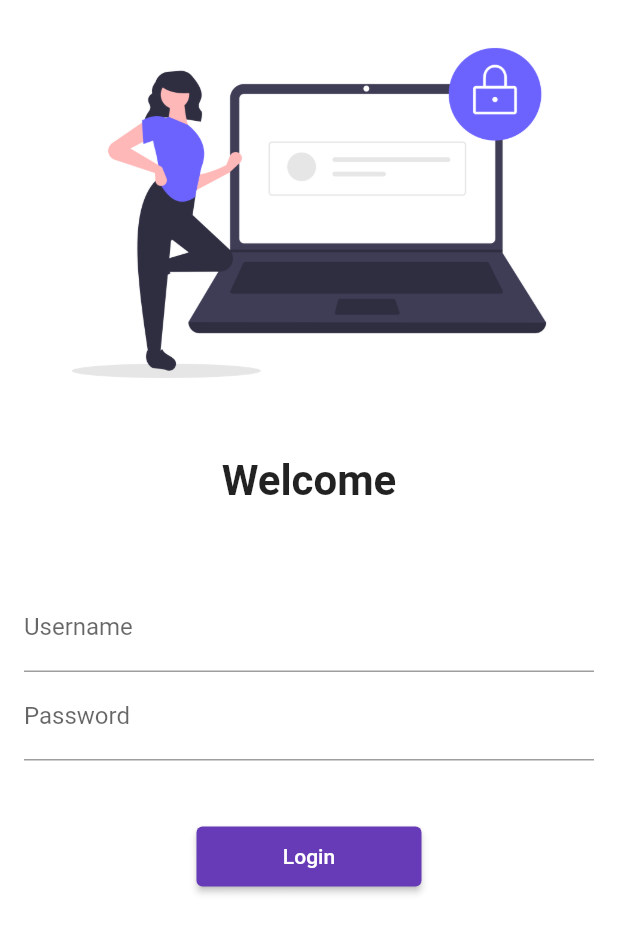
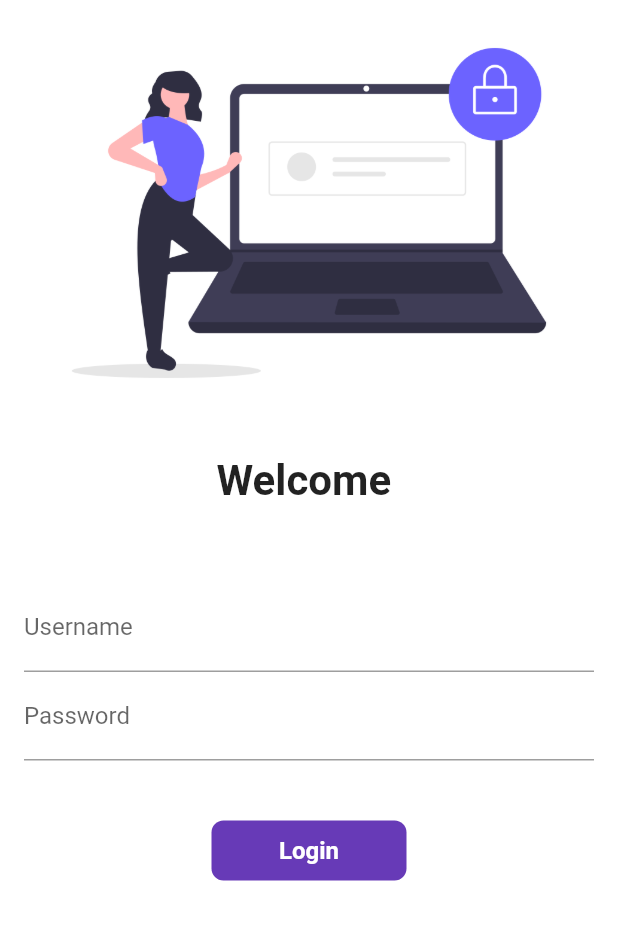
Before and after one commit to Roopam-Agr/30DaysOfFlutter, a Flutter app: the screen it shows after launch, on a phone screen of 412 x 824 dp. Shown: the top 933 px of the screen. Run offline on Flutter 3.47's test engine with Material 2 defaults, Android fonts, the phone set to English and light mode, and no system bars; our stand-ins replace google_fonts; Roboto replaces fonts that are missing (Ubuntu).

Commit message:
day 6 completed

```diff
--- a/lib/pages/login_page.dart
+++ b/lib/pages/login_page.dart
@@ -1,9 +1,16 @@
 import 'package:flutter/material.dart';
 import 'package:flutter_catalog/utils/routes.dart';
 
-class LoginPage extends StatelessWidget {
+class LoginPage extends StatefulWidget {
   const LoginPage({Key? key}) : super(key: key);
 
+  @override
+  State<LoginPage> createState() => _LoginPageState();
+}
+
+class _LoginPageState extends State<LoginPage> {
+  String name = '';
+  bool changeButton = false;
   @override
   Widget build(BuildContext context) {
     return Material(
@@ -19,7 +26,7 @@ class LoginPage extends StatelessWidget {
                 height: 20,
               ),
               Text(
-                "Welcome",
+                "Welcome $name",
                 style: TextStyle(
                   fontSize: 28,
                   fontWeight: FontWeight.bold,
@@ -34,6 +41,10 @@ class LoginPage extends StatelessWidget {
                 child: Column(
                   children: [
                     TextFormField(
+                      onChanged: (value) {
+                        name = value;
+                        setState(() {});
+                      },
                       decoration: InputDecoration(
                           hintText: 'Enter Username', labelText: 'Username'),
                     ),
@@ -47,15 +58,52 @@ class LoginPage extends StatelessWidget {
                     SizedBox(
                       height: 40,
                     ),
-                    ElevatedButton(
-                      onPressed: () {
+                    InkWell(
+                      onTap: () async {
+                        setState(() {
+                          changeButton = true;
+                        });
+                        await Future.delayed(Duration(seconds: 1));
                         Navigator.pushNamed(context, MyRoutes.homeRoute);
                       },
-                      child: Text('Login'),
-                      style: TextButton.styleFrom(
-                        minimumSize: Size(150, 40),
+                      child: AnimatedContainer(
+                        duration: Duration(seconds: 1),
+                        width: changeButton ? 50 : 130,
+                        height: 40,
+                        alignment: Alignment.center,
+                        decoration: BoxDecoration(
+                          color: Colors.deepPurple,
+                          // shape: changeButton
+                          //     ? BoxShape.circle
+                          //     : BoxShape.rectangle,
+                          borderRadius:
+                              BorderRadius.circular(changeButton ? 50 : 8),
+                        ),
+                        child: changeButton
+                            ? Icon(
+                                Icons.done,
+                                color: Colors.white,
+                              )
+                            : Text(
+                                'Login',
+                                style: TextStyle(
+                                  color: Colors.white,
+                                  fontWeight: FontWeight.bold,
+                                  fontSize: 16,
+                                ),
+                              ),
                       ),
-                    )
+                    ),
+
+                    // ElevatedButton(
+                    //   onPressed: () {
+                    //     Navigator.pushNamed(context, MyRoutes.homeRoute);
+                    //   },
+                    //   child: Text('Login'),
+                    //   style: TextButton.styleFrom(
+                    //     minimumSize: Size(150, 40),
+                    //   ),
+                    // )
                   ],
                 ),
               )
--- a/pubspec.yaml
+++ b/pubspec.yaml
@@ -44,7 +44,7 @@ dev_dependencies:
   # activated in the `analysis_options.yaml` file located at the root of your
   # package. See that file for information about deactivating specific lint
   # rules and activating additional ones.
-  flutter_lints: ^2.0.0
+  # flutter_lints: ^2.0.0
 
 # For information on the generic Dart part of this file, see the
 # following page: https://dart.dev/tools/pub/pubspec
```
Also changed, not shown: pubspec.lock.
